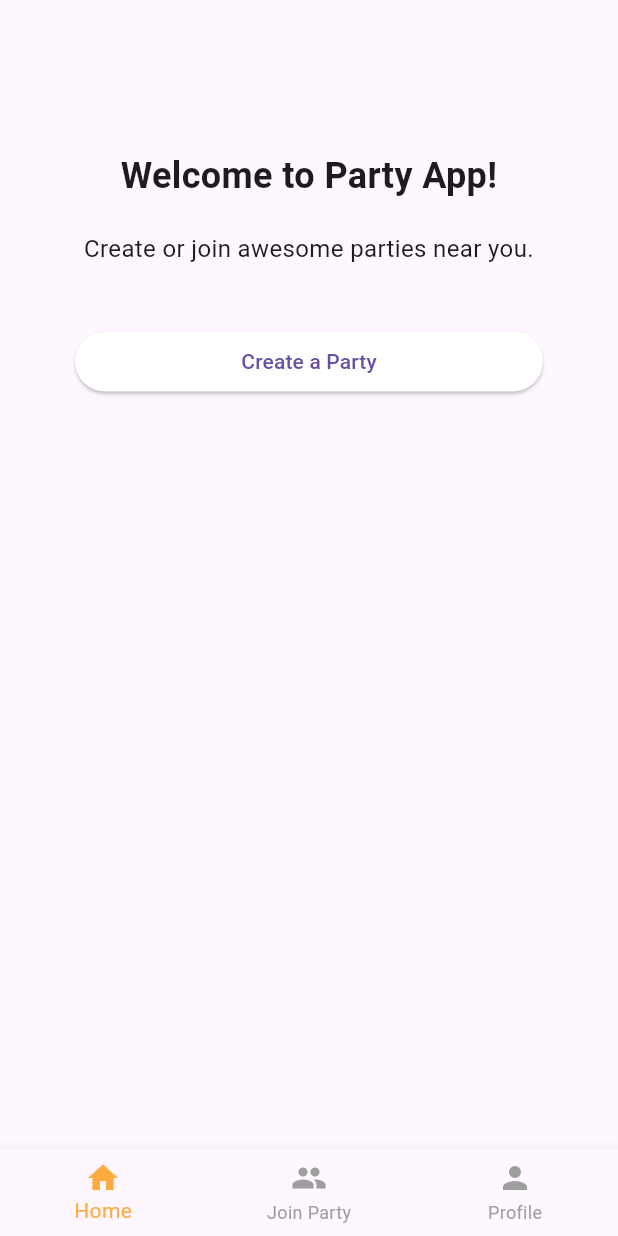
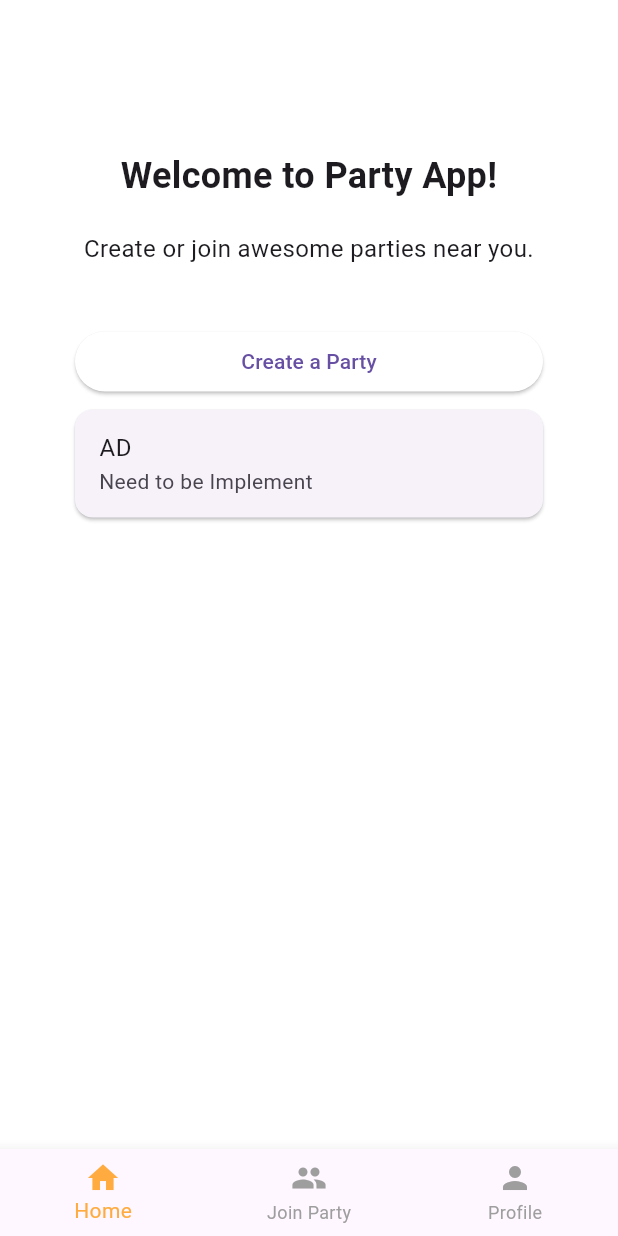
Before and after one commit to Anant1711/partyHub, a Flutter app: the screen it shows once a user with an empty profile is signed in, on a phone screen of 412 x 824 dp. Run offline on Flutter 3.47's test engine with Material 3 defaults, Android fonts, the phone set to English and light mode, and no system bars; our stand-ins replace cloud_firestore, firebase_auth, firebase_core, google_sign_in, shared_preferences; accounts and stored records are empty.

Commit message:
make changes in colour

```diff
--- a/lib/screens/home_screen.dart
+++ b/lib/screens/home_screen.dart
@@ -61,6 +61,16 @@ class _HomeScreenState extends State<HomeScreen> {
             style: ElevatedButton.styleFrom(backgroundColor: Colors.white),
             child: const Text('Create a Party'),
           ),
+      Card(
+        margin: const EdgeInsets.symmetric(vertical: 8.0),
+        child: ListTile(
+          onTap: () {
+            // Add functionality for tapping
+          },
+          title: Text("AD"),
+          subtitle: Text("Need to be Implement"),
+        ),
+      ),
         ],
       ),
     );
@@ -69,6 +79,7 @@ class _HomeScreenState extends State<HomeScreen> {
   @override
   Widget build(BuildContext context) {
     return Scaffold(
+      backgroundColor: Colors.white,
       body: _getSelectedScreen(), // Show selected screen based on bottom bar selection
       bottomNavigationBar: BottomNavigationBar(
         items: const <BottomNavigationBarItem>[
```
